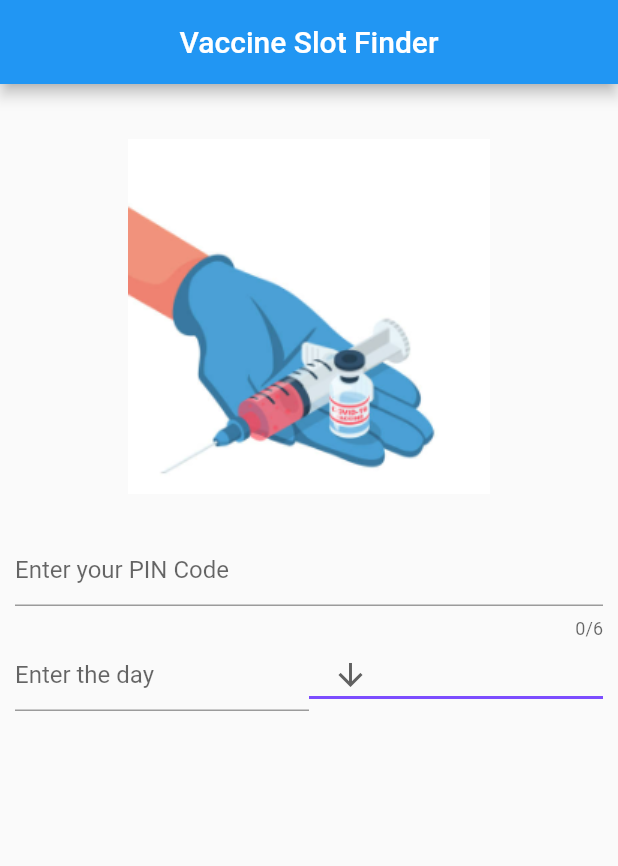
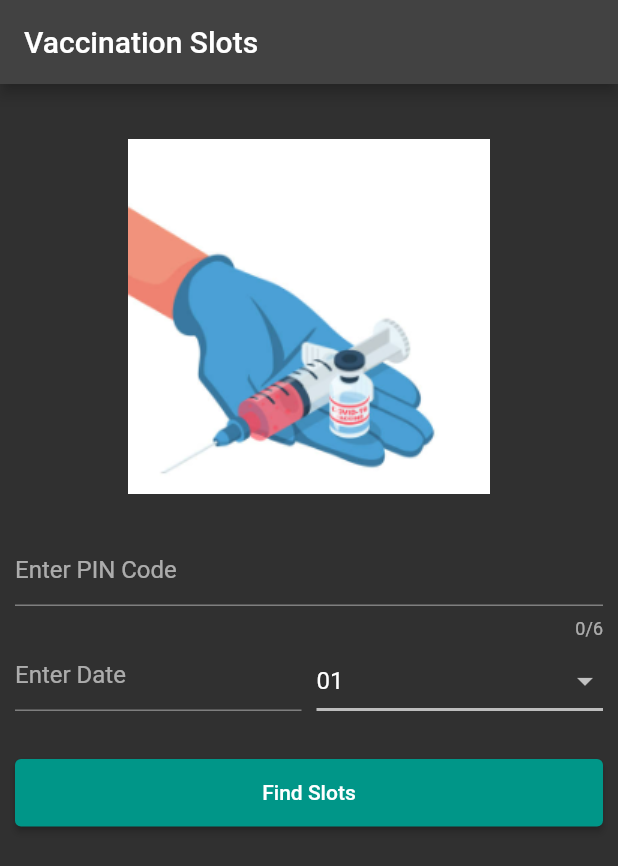
Before and after one commit to akj1608/Vaccine-Slot-Finder, a Flutter app: the screen it shows after launch, on a phone screen of 412 x 824 dp. Shown: the top 866 px of the screen. Run offline on Flutter 3.47's test engine with Material 2 defaults, Android fonts, the phone set to English and light mode, and no system bars; missing offline and left inert: cowin_flutter.

```diff
--- a/lib/main.dart
+++ b/lib/main.dart
@@ -1,4 +1,8 @@
+import 'dart:convert';
+
+import 'package:cowin_flutter/slots.dart';
 import 'package:flutter/material.dart';
+import 'package:http/http.dart' as http;
 
 void main() => runApp(new MyApp());
 
@@ -7,7 +11,7 @@ class MyApp extends StatelessWidget {
   Widget build(BuildContext context) {
     return MaterialApp(
       debugShowCheckedModeBanner: false,
-      theme: ThemeData(brightness: Brightness.light, primaryColor: Colors.teal),
+      theme: ThemeData(brightness: Brightness.dark, primaryColor: Colors.teal),
       home: Home(),
     );
   }
@@ -19,50 +23,82 @@ class Home extends StatefulWidget {
 }
 
 class _HomeState extends State<Home> {
-  TextEditingController pincodeController = TextEditingController();
+  //------------------------------------------------
+  TextEditingController pincodecontroller = TextEditingController();
   TextEditingController daycontroller = TextEditingController();
-  String dropdownValue = 'One';
+  String dropdownValue = '01';
+  List slots = [];
+  //-----------------------------------------------------
+
+  fetchslots() async {
+    await http
+        .get(Uri.parse(
+            'https://cdn-api.co-vin.in/api/v2/appointment/sessions/public/findByPin?pincode=' +
+                pincodecontroller.text +
+                '&date=' +
+                daycontroller.text +
+                '%2F' +
+                dropdownValue +
+                '%2F2021'))
+        .then((value) {
+      Map result = jsonDecode(value.body);
+      setState(() {
+        slots = result['sessions'];
+      });
+      Navigator.push(
+          context,
+          MaterialPageRoute(
+              builder: (context) => Slot(
+                    slots: slots,
+                  )));
+    });
+  }
+
   @override
   Widget build(BuildContext context) {
     return Scaffold(
-        appBar: AppBar(title: Center(child: Text('Vaccine Slot Finder'))),
+      appBar: AppBar(title: Text('Vaccination Slots')),
       body: SingleChildScrollView(
         child: Container(
           padding: EdgeInsets.all(10),
           height: MediaQuery.of(context).size.height,
           width: MediaQuery.of(context).size.width,
-            child: Column(
-              children: [
+          child: Column(children: [
             Container(
               margin: EdgeInsets.all(20),
               height: 250,
               child: Image.asset('assets/vaccine.png'),
             ),
             TextField(
-                  controller: pincodeController,
+              controller: pincodecontroller,
               keyboardType: TextInputType.number,
               maxLength: 6,
-                  decoration: InputDecoration(
-                    hintText: 'Enter your PIN Code',
-                  ),
+              decoration: InputDecoration(hintText: 'Enter PIN Code'),
             ),
             Row(
               children: [
                 Expanded(
-                      child:TextField(
-                        controller:daycontroller,
-                        decoration: InputDecoration(hintText: 'Enter the day'),
+                  child: Container(
+                    height: 60,
+                    child: TextField(
+                      controller: daycontroller,
+                      decoration: InputDecoration(hintText: 'Enter Date'),
                     ),
                   ),
+                ),
+                SizedBox(width: 10),
                 Expanded(
+                    child: Container(
+                  height: 52,
                   child: DropdownButton<String>(
+                    isExpanded: true,
                     value: dropdownValue,
-      icon: const Icon(Icons.arrow_downward),
+                    icon: const Icon(Icons.arrow_drop_down),
+                    iconSize: 24,
                     elevation: 16,
-      style: const TextStyle(color: Colors.deepPurple),
                     underline: Container(
+                      color: Colors.grey.shade400,
                       height: 2,
-        color: Colors.deepPurpleAccent,
                     ),
                     onChanged: (String newValue) {
                       setState(() {
@@ -82,20 +118,32 @@ class _HomeState extends State<Home> {
                       '10',
                       '11',
                       '12'
-                    ]
-          .map<DropdownMenuItem<String>>((String value) {
+                    ].map<DropdownMenuItem<String>>((String value) {
                       return DropdownMenuItem<String>(
                         value: value,
                         child: Text(value),
                       );
                     }).toList(),
                   ),
+                ))
+              ],
             ),
-                  ],
-                )
-
-              ] ),
+            SizedBox(height: 20),
+            Container(
+                width: double.infinity,
+                height: 45,
+                child: ElevatedButton(
+                  style: ButtonStyle(
+                      backgroundColor: MaterialStateProperty.all(
+                          Theme.of(context).primaryColor)),
+                  onPressed: () {
+                    fetchslots();
+                  },
+                  child: Text('Find Slots'),
+                ))
+          ]),
         ),
-        ));
+      ),
+    );
   }
 }
```
Also changed, not shown: lib/slots.dart (added, +16 -0 lines). Lines whose indentation alone changed are shown as unchanged.
